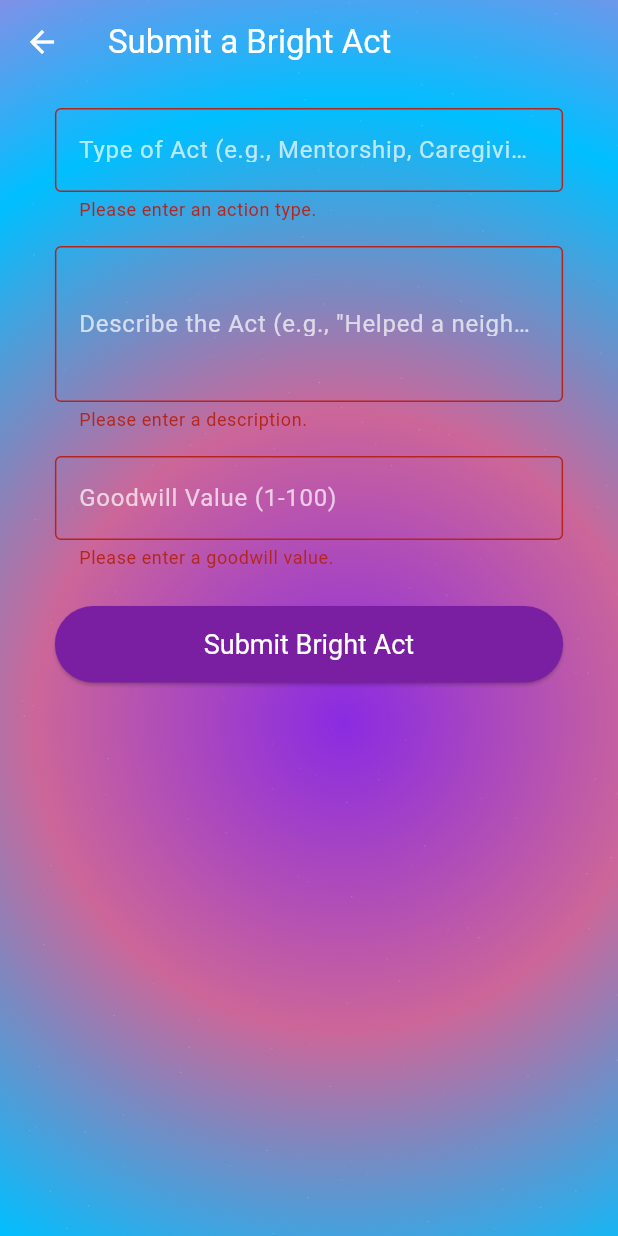
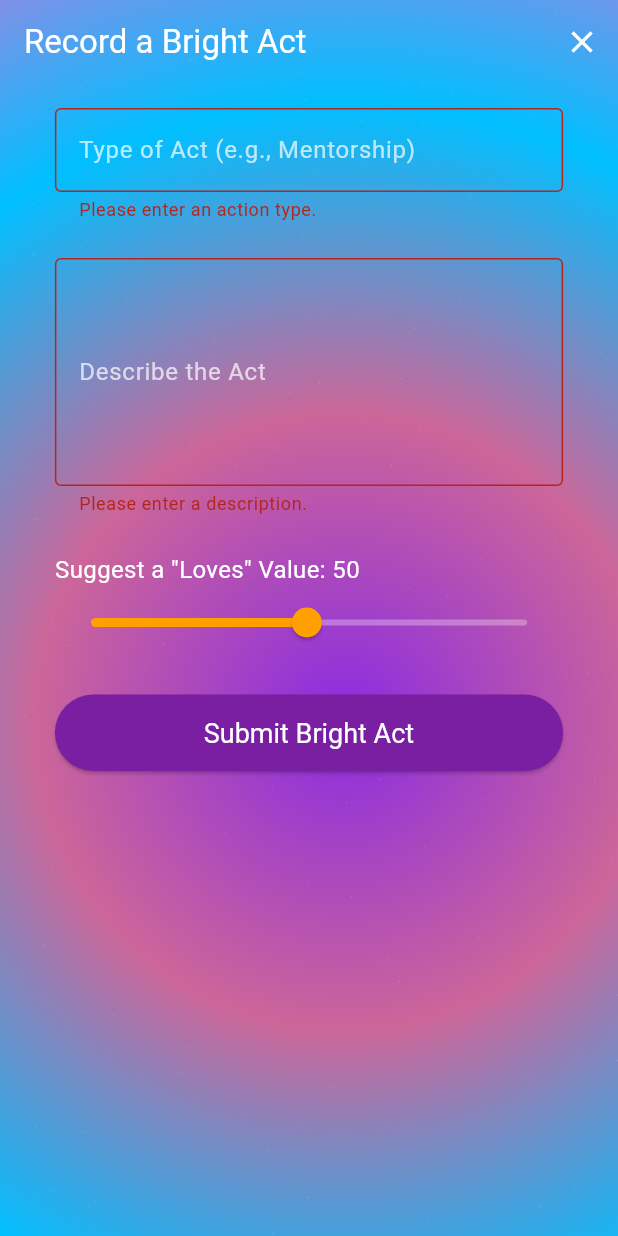
Before and after one commit to dfeen87/front-end-peoples-coin, a Flutter app: the SubmitGoodwillPage screen opened directly, after a tap on "Submit Bright Act", on a phone screen of 412 x 824 dp. Run offline on Flutter 3.47's test engine with Material 3 defaults, Android fonts, the phone set to English and light mode, and no system bars; our stand-ins replace firebase_auth, firebase_core, shimmer; missing offline and left inert: animated_digit, firebase_auth_platform_interface; accounts and stored records are empty; network calls fail.

Commit message:
updated codebase

```diff
--- a/lib/models/goodwill_action.dart
+++ b/lib/models/goodwill_action.dart
@@ -1,71 +1,56 @@
-import 'package:flutter/foundation.dart';
+// lib/models/goodwill_action.dart
 
-/// Represents the status of a Goodwill Action, mirroring the
-/// `goodwill_status` ENUM in the database.
+// This enum should match the one in your Dart code.
+// If it's in another file, you can remove this and import it instead.
 enum GoodwillStatus {
   pendingVerification,
   verified,
   rejected,
-  // A fallback for unknown or new statuses from the server.
-  unknown,
+  unknown // A fallback for safety
 }
 
-/// Represents the data structure for a single act of goodwill, mirroring the
-/// `goodwill_actions` table in the database.
-@immutable
 class GoodwillAction {
-  final String id; // UUID
-  final String? performerUserId; // Can be null if user is deleted
+  final String id;
+  final String performerUserId;
   final String actionType;
   final String description;
-  final Map<String, dynamic> contextualData; // JSONB
+  final Map<String, dynamic> contextualData;
   final int lovesValue;
-  final double? resonanceScore;
   final GoodwillStatus status;
-  final DateTime? processedAt;
-  final String? blockchainTxHash;
   final DateTime createdAt;
   final DateTime updatedAt;
 
   const GoodwillAction({
     required this.id,
-    this.performerUserId,
+    required this.performerUserId,
     required this.actionType,
     required this.description,
     required this.contextualData,
     required this.lovesValue,
-    this.resonanceScore,
     required this.status,
-    this.processedAt,
-    this.blockchainTxHash,
     required this.createdAt,
     required this.updatedAt,
   });
 
-  /// Factory constructor to create a GoodwillAction instance from a JSON map.
+  // NEW: A factory constructor to create a GoodwillAction from a JSON map.
   factory GoodwillAction.fromJson(Map<String, dynamic> json) {
     return GoodwillAction(
-      id: json['id'] as String,
-      performerUserId: json['performer_user_id'] as String?,
-      actionType: json['action_type'] as String,
-      description: json['description'] as String,
-      contextualData: json['contextual_data'] as Map<String, dynamic>? ?? {},
-      lovesValue: json['loves_value'] as int,
-      resonanceScore: (json['resonance_score'] as num?)?.toDouble(),
-      // Safely parse the enum from a string.
-      status: _statusFromString(json['status'] as String?),
-      processedAt: json['processed_at'] == null
-          ? null
-          : DateTime.parse(json['processed_at'] as String),
-      blockchainTxHash: json['blockchain_tx_hash'] as String?,
-      createdAt: DateTime.parse(json['created_at'] as String),
-      updatedAt: DateTime.parse(json['updated_at'] as String),
+      id: json['id'],
+      performerUserId: json['performer_user_id'],
+      actionType: json['action_type'],
+      description: json['description'],
+      contextualData: json['contextual_data'] ?? {},
+      lovesValue: json['loves_value'],
+      // This safely handles the status enum from a string.
+      status: _statusFromString(json['status']),
+      createdAt: DateTime.parse(json['created_at']),
+      updatedAt: DateTime.parse(json['updated_at']),
     );
   }
 
-  /// Helper function to safely convert a string to a GoodwillStatus enum.
-  static GoodwillStatus _statusFromString(String? status) {
-    switch (status?.toUpperCase()) {
+  // Helper function to safely convert a string to our GoodwillStatus enum.
+  static GoodwillStatus _statusFromString(String status) {
+    switch (status.toUpperCase()) {
       case 'PENDING_VERIFICATION':
         return GoodwillStatus.pendingVerification;
       case 'VERIFIED':
--- a/lib/pages/submit_goodwill_page.dart
+++ b/lib/pages/submit_goodwill_page.dart
@@ -2,9 +2,8 @@ import 'package:flutter/material.dart';
 import 'package:provider/provider.dart';
 import '../state/goodwill_processing_provider.dart';
 import '../widgets/dynamic_nebula_background.dart';
-import '../state/auth_provider.dart' as MyAppAuthProvider; // Need alias here for AuthProvider check (if needed)
-import '../utils/app_constants.dart'; // New import for responsive constants
-
+import '../state/auth_provider.dart' as MyAppAuthProvider;
+import '../utils/app_constants.dart';
 
 class SubmitGoodwillPage extends StatefulWidget {
   const SubmitGoodwillPage({super.key});
@@ -16,103 +15,128 @@ class SubmitGoodwillPage extends StatefulWidget {
 class _SubmitGoodwillPageState extends State<SubmitGoodwillPage> {
   final _actionTypeController = TextEditingController();
   final _descriptionController = TextEditingController();
-  final _lovesValueController = TextEditingController();
   final _formKey = GlobalKey<FormState>();
+
+  // NEW: State variable for our slider. Initialize it to a default value.
+  double _lovesValue = 50.0;
 
   @override
   void dispose() {
     _actionTypeController.dispose();
     _descriptionController.dispose();
-    _lovesValueController.dispose();
+    // REMOVED: No longer need the text controller for loves value.
     super.dispose();
   }
 
+  // UPDATED: This method is now more robust.
   Future<void> _submitGoodwill() async {
+    // First, dismiss the keyboard.
+    FocusScope.of(context).unfocus();
+
     if (_formKey.currentState!.validate()) {
       _formKey.currentState!.save();
 
-      final goodwillProcessor = Provider.of<GoodwillProcessingProvider>(context, listen: false);
+      // UPDATED: Get the real user ID from our AuthProvider.
+      final authProvider = context.read<MyAppAuthProvider.AuthProvider>();
+      final userId = authProvider.user?.uid;
 
-      // In a real app, get current user ID from AuthProvider
-      // final currentUserId = Provider.of<MyAppAuthProvider.AuthProvider>(context, listen: false).user?.uid ?? "mock_user_flutter_id_456";
-      const String currentUserId = "mock_user_flutter_id_456";
+      // Add a check to ensure we have a user ID before proceeding.
+      if (userId == null) {
+        ScaffoldMessenger.of(context).showSnackBar(
+          const SnackBar(content: Text('Error: You are not logged in.')),
+        );
+        return;
+      }
+
+      final goodwillProcessor = context.read<GoodwillProcessingProvider>();
 
       try {
         final result = await goodwillProcessor.submitGoodwillAction(
-          userId: currentUserId,
+          userId: userId,
           actionType: _actionTypeController.text,
           description: _descriptionController.text,
-          lovesValue: int.parse(_lovesValueController.text),
+          // UPDATED: Use the value from our slider.
+          lovesValue: _lovesValue.round(),
           contextualData: {
             "source_app": "BrightActs Flutter App",
             "device_timestamp": DateTime.now().toIso8601String(),
           },
         );
 
+        if (mounted) { // Check if the widget is still in the tree
           if (result['success']) {
             ScaffoldMessenger.of(context).showSnackBar(
-            SnackBar(content: Text('Goodwill action submitted: ${result['message']}')),
+              SnackBar(content: Text('Bright Act submitted successfully!')),
             );
-          _actionTypeController.clear();
-          _descriptionController.clear();
-          _lovesValueController.clear();
+            // Close the form overlay after successful submission
+            Navigator.of(context).pop();
           } else {
             ScaffoldMessenger.of(context).showSnackBar(
               SnackBar(content: Text('Submission failed: ${result['error']}')),
             );
           }
+        }
       } catch (e) {
+        if (mounted) {
           ScaffoldMessenger.of(context).showSnackBar(
             SnackBar(content: Text('An unexpected error occurred: $e')),
           );
         }
       }
     }
+  }
 
   @override
   Widget build(BuildContext context) {
-    // Get current screen width
+    // This responsive logic is good, no changes needed here.
     final screenWidth = MediaQuery.of(context).size.width;
-
-    // Define content width based on screen size
     double contentWidth;
     EdgeInsetsGeometry padding;
 
     if (screenWidth >= AppBreakpoints.desktop) {
-      contentWidth = 600.0; // Fixed width for desktop
+      contentWidth = 600.0;
       padding = const EdgeInsets.all(24.0);
     } else if (screenWidth >= AppBreakpoints.tablet) {
-      contentWidth = screenWidth * 0.8; // 80% width for tablets
+      contentWidth = screenWidth * 0.8;
       padding = const EdgeInsets.all(20.0);
-    } else { // Mobile
-      contentWidth = screenWidth * 0.9; // 90% width for mobile
+    } else {
+      contentWidth = screenWidth * 0.9;
       padding = const EdgeInsets.all(16.0);
     }
 
     return Scaffold(
+      // The AppBar is good as is, but let's give it a more descriptive title.
       appBar: AppBar(
-        title: const Text('Submit a Bright Act'),
+        title: const Text('Record a Bright Act'),
         backgroundColor: Colors.transparent,
         elevation: 0,
         foregroundColor: Colors.white,
+        automaticallyImplyLeading: false, // Optional: remove back button if in overlay
+        actions: [ // Add a close button
+          IconButton(
+            icon: const Icon(Icons.close),
+            onPressed: () => Navigator.of(context).pop(),
+          )
+        ],
       ),
       extendBodyBehindAppBar: true,
       body: Stack(
         children: [
           const DynamicNebulaBackground(),
-          Center( // Center the content column horizontally
-            child: Container( // Use a Container to control the width
+          Center(
+            child: Container(
               width: contentWidth,
               padding: padding,
               child: Form(
                 key: _formKey,
                 child: ListView(
                   children: [
+                    // This TextFormField is good.
                     TextFormField(
                       controller: _actionTypeController,
                       style: const TextStyle(color: Colors.white),
                       decoration: const InputDecoration(
-                        labelText: 'Type of Act (e.g., Mentorship, Caregiving)',
+                        labelText: 'Type of Act (e.g., Mentorship)',
                         labelStyle: TextStyle(color: Colors.white70),
                         border: OutlineInputBorder(borderSide: BorderSide(color: Colors.white54)),
                         enabledBorder: OutlineInputBorder(borderSide: BorderSide(color: Colors.white54)),
@@ -125,18 +149,19 @@ class _SubmitGoodwillPageState extends State<SubmitGoodwillPage> {
                         return null;
                       },
                     ),
-                    const SizedBox(height: 16),
+                    const SizedBox(height: 24),
+                    // This TextFormField is also good. Let's make it a bit bigger.
                     TextFormField(
                       controller: _descriptionController,
                       style: const TextStyle(color: Colors.white),
                       decoration: const InputDecoration(
-                        labelText: 'Describe the Act (e.g., "Helped a neighbor move")',
+                        labelText: 'Describe the Act',
                         labelStyle: TextStyle(color: Colors.white70),
                         border: OutlineInputBorder(borderSide: BorderSide(color: Colors.white54)),
                         enabledBorder: OutlineInputBorder(borderSide: BorderSide(color: Colors.white54)),
                         focusedBorder: OutlineInputBorder(borderSide: BorderSide(color: Colors.white)),
                       ),
-                      maxLines: 3,
+                      maxLines: 5, // Increased from 3 for more space
                       validator: (value) {
                         if (value == null || value.isEmpty) {
                           return 'Please enter a description.';
@@ -144,30 +169,29 @@ class _SubmitGoodwillPageState extends State<SubmitGoodwillPage> {
                         return null;
                       },
                     ),
-                    const SizedBox(height: 16),
-                    TextFormField(
-                      controller: _lovesValueController,
-                      style: const TextStyle(color: Colors.white),
-                      decoration: const InputDecoration(
-                        labelText: 'Goodwill Value (1-100)',
-                        labelStyle: TextStyle(color: Colors.white70),
-                        border: OutlineInputBorder(borderSide: BorderSide(color: Colors.white54)),
-                        enabledBorder: OutlineInputBorder(borderSide: BorderSide(color: Colors.white54)),
-                        focusedBorder: OutlineInputBorder(borderSide: BorderSide(color: Colors.white)),
+                    const SizedBox(height: 24),
+
+                    // NEW: Interactive slider for 'Loves Value'
+                    Text(
+                      'Suggest a "Loves" Value: ${_lovesValue.round()}',
+                      style: const TextStyle(color: Colors.white, fontSize: 16),
                     ),
-                      keyboardType: TextInputType.number,
-                      validator: (value) {
-                        if (value == null || value.isEmpty) {
-                          return 'Please enter a goodwill value.';
-                        }
-                        final int? loves = int.tryParse(value);
-                        if (loves == null || loves < 1 || loves > 100) {
-                          return 'Value must be between 1 and 100.';
-                        }
-                        return null;
+                    Slider(
+                      value: _lovesValue,
+                      min: 1,
+                      max: 100,
+                      divisions: 99, // Snaps to whole numbers
+                      label: _lovesValue.round().toString(),
+                      activeColor: Colors.amber[700],
+                      inactiveColor: Colors.white30,
+                      onChanged: (double value) {
+                        setState(() {
+                          _lovesValue = value;
+                        });
                       },
                     ),
                     const SizedBox(height: 24),
+                    // This button logic is good.
                     Consumer<GoodwillProcessingProvider>(
                       builder: (context, goodwillProcessor, child) {
                         return ElevatedButton(
@@ -183,24 +207,6 @@ class _SubmitGoodwillPageState extends State<SubmitGoodwillPage> {
                         );
                       },
                     ),
-                    const SizedBox(height: 16),
-                    // Display submission status messages
-                    Consumer<GoodwillProcessingProvider>(
-                      builder: (context, goodwillProcessor, child) {
-                        if (goodwillProcessor.processingError != null) {
-                          return Text(
-                            'Error: ${goodwillProcessor.processingError}',
-                            style: const TextStyle(color: Colors.red, fontSize: 16),
-                          );
-                        } else if (goodwillProcessor.lastSubmittedAction != null) {
-                          return Text(
-                            'Act submitted successfully! ID: ${goodwillProcessor.lastSubmittedAction!.id}',
-                            style: const TextStyle(color: Colors.green, fontSize: 16),
-                          );
-                        }
-                        return const SizedBox.shrink();
-                      },
-                    ),
                   ],
                 ),
               ),
--- a/pubspec.yaml
+++ b/pubspec.yaml
@@ -19,6 +19,7 @@ dependencies:
   url_launcher: ^6.2.2
   shimmer: ^3.0.0
   animated_digit: ^3.2.2
+  intl: ^0.18.1
 
 dev_dependencies:
   flutter_test:
```
Also changed, not shown: lib/main.dart (+64 -60 lines), lib/pages/my_portfolio_page.dart (added, +104 -0 lines), lib/services/api_client.dart (+29 -0 lines), lib/state/user_provider.dart (+40 -20 lines), lib/widgets/goodwill_action_card.dart (added, +110 -0 lines), pubspec.lock. Lines whose indentation alone changed are shown as unchanged.
